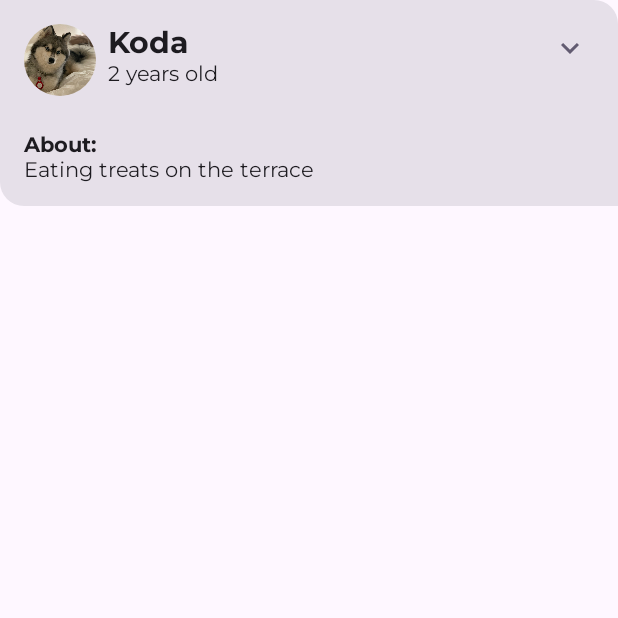
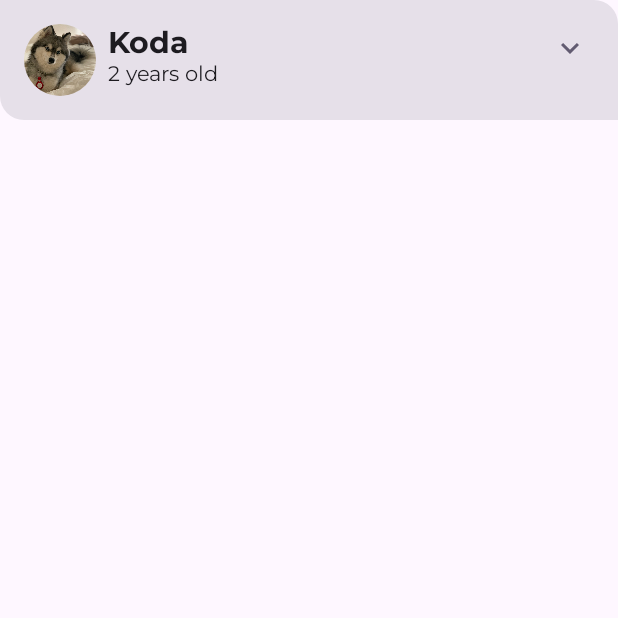
Before and after one commit to compscix/Woof, an Android app built with Jetpack Compose: the composable DogItem called with sample values from the repository, on a phone screen of 412 x 824 dp, the top half of it. Run offline under Robolectric (Android 15) with nearby library versions, the phone set to English and light mode, and no system bars.

Commit message:
Added expand more and less icons to display information using simple animation

```diff
--- a/app/src/main/java/com/example/woof/MainActivity.kt
+++ b/app/src/main/java/com/example/woof/MainActivity.kt
@@ -31,6 +31,7 @@ import androidx.compose.foundation.layout.size
 import androidx.compose.foundation.lazy.LazyColumn
 import androidx.compose.foundation.lazy.items
 import androidx.compose.material.icons.Icons
+import androidx.compose.material.icons.filled.ExpandLess
 import androidx.compose.material.icons.filled.ExpandMore
 import androidx.compose.material3.Card
 import androidx.compose.material3.CenterAlignedTopAppBar
@@ -125,9 +126,10 @@ fun DogItem(
                 Spacer(modifier = Modifier.weight(1f))
                 DogItemButton(
                     expanded = expanded,
-                    onClick = {}
+                    onClick = { expanded = !expanded }
                 )
             }
+            if (expanded) {
                 DogHobby(
                     dog.hobbies,
                     modifier = Modifier.padding(
@@ -137,6 +139,7 @@ fun DogItem(
                         bottom = dimensionResource(R.dimen.padding_medium)
                     )
                 )
+            }
         }
     }
 }
@@ -152,7 +155,7 @@ private fun DogItemButton(
         modifier = modifier
     ) {
         Icon(
-            imageVector = Icons.Filled.ExpandMore,
+            imageVector = if (expanded) Icons.Filled.ExpandLess else Icons.Filled.ExpandMore,
             tint = MaterialTheme.colorScheme.secondary,
             contentDescription = stringResource(R.string.expand_button_content_description)
         )
```
Lines whose indentation alone changed are shown as unchanged.
